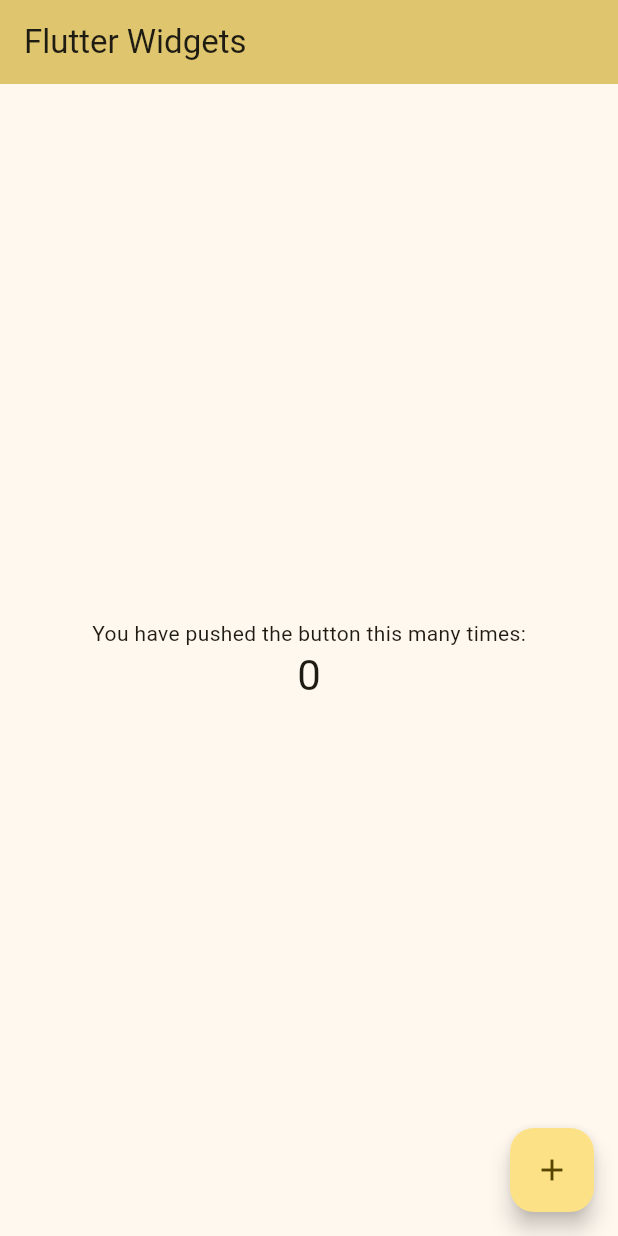
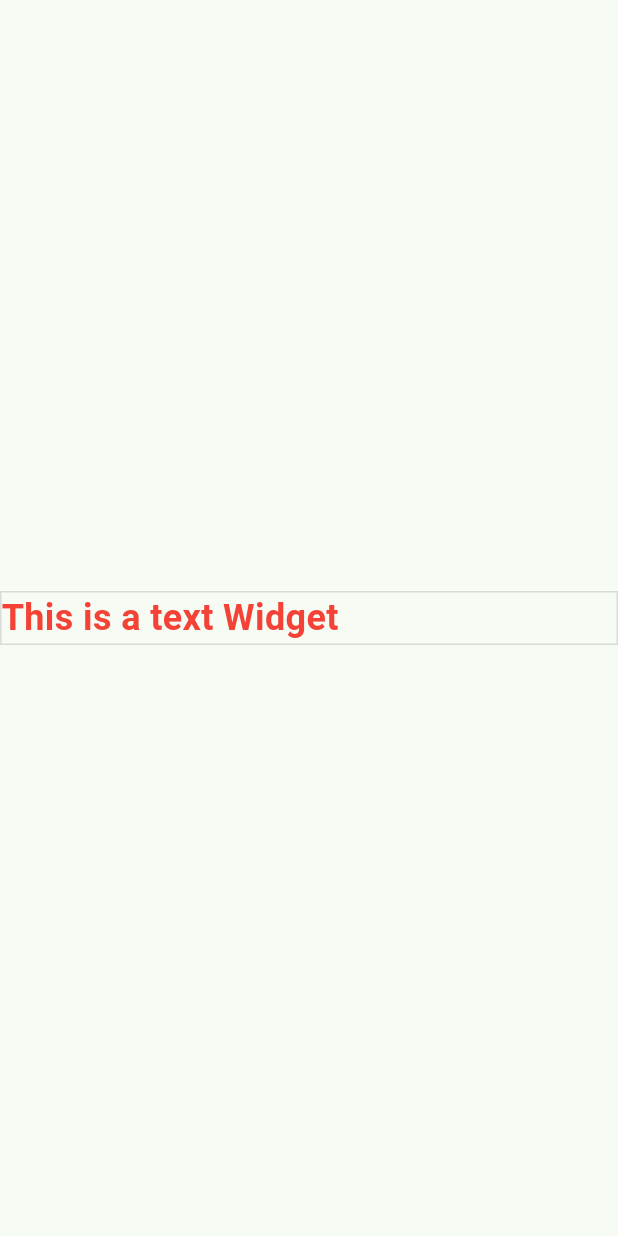
Before and after one commit to Aniket76/flutter_widget, a Flutter app: the screen it shows after launch, on a phone screen of 412 x 824 dp. Run offline on Flutter 3.47's test engine with Material 3 defaults, Android fonts, the phone set to English and light mode, and no system bars.

Commit message:
- text widget

```diff
--- a/lib/main.dart
+++ b/lib/main.dart
@@ -1,4 +1,10 @@
+import 'dart:ui';
+
+import 'package:flutter/cupertino.dart';
 import 'package:flutter/material.dart';
+import 'package:flutter/painting.dart';
+import 'package:flutter/rendering.dart';
+import 'package:flutter/services.dart';
 
 void main() {
   runApp(const MyApp());
@@ -13,79 +19,112 @@
     return MaterialApp(
       title: 'Flutter Demo',
       theme: ThemeData(
-        colorScheme: ColorScheme.fromSeed(seedColor: Colors.amberAccent),
+        colorScheme: ColorScheme.fromSeed(seedColor: Colors.greenAccent),
         useMaterial3: true,
+        textTheme: const TextTheme(
+          //Body Medium
+          bodyLarge: TextStyle(fontSize: 20, color: Colors.red, fontWeight: FontWeight.w700),
+          bodyMedium: TextStyle(fontSize: 32, color: Colors.red, fontWeight: FontWeight.w700),
+        ),
       ),
-      home: const MyHomePage(title: 'Flutter Widgets'),
+      home: const MyHomePage(),
     );
   }
 }
 
-/*
-
-1. What is Git and Github?
-
-2. How to create Github Repository? - Done
-
-3. How to attach your Flutter Project with your Github Repository? - Done
-
-4. How to commit you code and push it to Github? - Done
-
-5. How to crate a new Branch on Github? - Done
-
-6. How to create a Merge Request (MR) on Github & approve it. Hello
-
-7. How to Merge Branches?
-
-8. Pro Tip
-Gitflow
-
-*/
-
-
 class MyHomePage extends StatefulWidget {
-  const MyHomePage({super.key, required this.title});
-  final String title;
+  const MyHomePage({super.key});
 
   @override
   State<MyHomePage> createState() => _MyHomePageState();
 }
 
 class _MyHomePageState extends State<MyHomePage> {
-  int _counter = 0;
-
-  void _incrementCounter() {
-    setState(() {
-      _counter = _counter + 2;
-    });
-  }
-
   @override
   Widget build(BuildContext context) {
     return Scaffold(
-      appBar: AppBar(
-        backgroundColor: Theme.of(context).colorScheme.inversePrimary,
-        title: Text(widget.title),
-      ),
       body: Center(
         child: Column(
           mainAxisAlignment: MainAxisAlignment.center,
-          children: <Widget>[
-            const Text(
-              'You have pushed the button this many times:',
-            ),
-            Text(
-              '$_counter',
-              style: Theme.of(context).textTheme.headlineMedium,
+          children: [
+            Container(
+              width: 450,
+              decoration: BoxDecoration(border: Border.all(color: Colors.black12)),
+              /*
+
+              Text Widget Structure
+
+              Important Text Widget Properties:
+               - textAlign
+               - textDirection
+               - overflow
+               - textScaleFactor/textScaler,
+               - maxLines
+               - selectionColor
+
+              Other Widgets related to Text Widgets
+               - TextTheme()
+               - TextStyle()
+               - Text.rich() Hello, Aniket
+               - SelectableText()
+
+              Todo: Pro Tip
+              How to use Global Style like a PRO
+
+              */
+
+              // child: SelectableText(
+              //   'Hello Decoders!!'
+              // ),
+
+              // child: Text.rich(
+              //   TextSpan(
+              //     text: 'Hello, ',
+              //     style: TextStyle(
+              //       fontSize: 32,
+              //       color: Colors.green,
+              //       fontWeight: FontWeight.normal
+              //     ),
+              //     children: [
+              //       TextSpan(
+              //         text: 'Aniket!! ',
+              //         style: TextStyle(
+              //           fontSize: 32,
+              //           color: Colors.red,
+              //           fontWeight: FontWeight.bold
+              //         ),
+              //       ),
+              //       TextSpan(
+              //         text: 'How are you?',
+              //         style: TextStyle(
+              //           fontSize: 32,
+              //           color: Colors.black87
+              //         ),
+              //       )
+              //     ]
+              //   )
+              // ),
+
+              child: Text(
+                'This is a text Widget',
+                maxLines: 1,
+                overflow: TextOverflow.ellipsis,
+                style: StyleManager.header.copyWith(
+                  color: Colors.red,
+                ),
+              ),
             ),
           ],
         ),
       ),
-      floatingActionButton: FloatingActionButton(
-        onPressed: _incrementCounter,
-        tooltip: 'Increment',
-        child: const Icon(Icons.add),
-      ), // This trailing comma makes auto-formatting nicer for build methods.
     );
   }
 }
+
+class StyleManager{
+  static const TextStyle header = TextStyle(
+    fontSize: 24,
+    fontWeight: FontWeight.w700,
+    color: Colors.black87
+  );
+}
```
